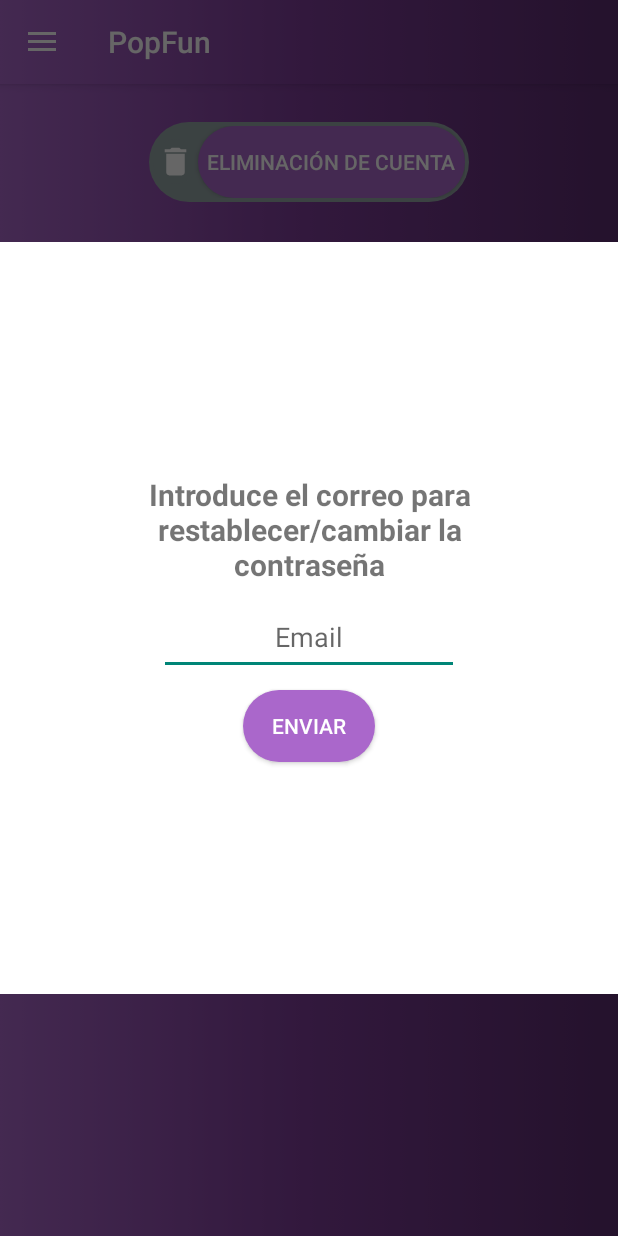
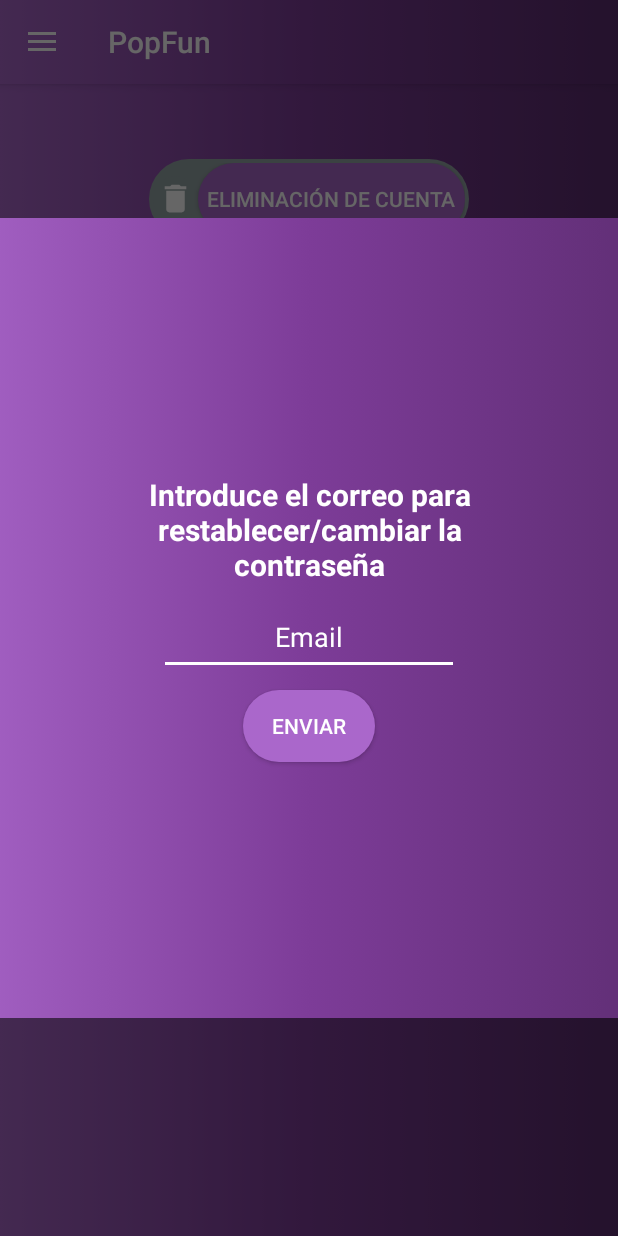
Before and after one commit to danrox9/PopFun, an Android app: the fragment AjustesFragment placed in its activity, after a tap on "RECUPERAR CONTRASEÑA", on a phone screen of 412 x 824 dp. Run offline under Robolectric (Android 15) with nearby library versions, the phone set to English and light mode, and no system bars; our stand-ins replace Firebase (no records; nobody signed in at launch, a user with empty details on screens opened directly), Picasso.

Commit message:
Se establece el metodo de recuperar contraseña en el login

```diff
--- a/PopFun/app/src/main/java/com/example/popfun/AjustesFragment.java
+++ b/PopFun/app/src/main/java/com/example/popfun/AjustesFragment.java
@@ -65,14 +65,14 @@ public class AjustesFragment extends Fragment {
         Drawable customBackground = getResources().getDrawable(R.drawable.fondo_degradado,activity.getTheme());
         actionBar.setBackgroundDrawable(customBackground);
 
-        borrarusuarioaut();
-        recuperarcontrasena();
+        borrarusuarioaut(eliminarcuenta);
+        recuperarcontrasena(recuperarcuenta);
 
 
     }
 
-    public void recuperarcontrasena(){
-        recuperarcuenta.setOnClickListener(new View.OnClickListener() {
+    public void recuperarcontrasena(Button boton){
+        boton.setOnClickListener(new View.OnClickListener() {
             @Override
             public void onClick(View view) {
                 Dialog dialog = new Dialog(getActivity());
@@ -82,6 +82,7 @@ public class AjustesFragment extends Fragment {
                 EditText editText = dialog.findViewById(R.id.dialog_edittext);
                 editText.setImeOptions(EditorInfo.IME_FLAG_NO_EXTRACT_UI);
                 editText.setHeight(ViewGroup.LayoutParams.WRAP_CONTENT);
+                dialog.getWindow().setBackgroundDrawableResource(R.drawable.fondo_degradado);
                 WindowManager.LayoutParams lp = new WindowManager.LayoutParams();
                 lp.copyFrom(dialog.getWindow().getAttributes());
                 lp.width = 800; // duplicar el ancho actual
@@ -120,8 +121,8 @@ public class AjustesFragment extends Fragment {
             }
         });
     }
-    public void borrarusuarioaut(){
-        eliminarcuenta.setOnClickListener(new View.OnClickListener() {
+    public void borrarusuarioaut(Button boton){
+        boton.setOnClickListener(new View.OnClickListener() {
             @Override
             public void onClick(View view) {
                 FirebaseUser user = FirebaseAuth.getInstance().getCurrentUser();
--- a/PopFun/app/src/main/java/com/example/popfun/HomeActivity.java
+++ b/PopFun/app/src/main/java/com/example/popfun/HomeActivity.java
@@ -40,7 +40,7 @@ public class HomeActivity extends AppCompatActivity implements NavigationView.On
         super.onCreate(savedInstanceState);
         setContentView(R.layout.activity_home);
 
-        Toolbar toolbar = (Toolbar) findViewById(R.id.toolbar);
+        Toolbar toolbar = findViewById(R.id.toolbar);
         setSupportActionBar(toolbar);
 
         drawerLayout = findViewById(R.id.drawer_layout);
--- a/PopFun/app/src/main/res/layout/fragment_ajustes.xml
+++ b/PopFun/app/src/main/res/layout/fragment_ajustes.xml
@@ -39,7 +39,7 @@
         android:layout_alignParentTop="true"
         android:layout_centerHorizontal="true"
         android:layout_marginStart="25dp"
-        android:layout_marginTop="25dp"
+        android:layout_marginTop="50dp"
         android:layout_marginEnd="25dp"
         android:layout_marginBottom="25dp"
         android:background="@drawable/ajustes_rounded"
--- a/PopFun/app/src/main/res/layout/nav_header.xml
+++ b/PopFun/app/src/main/res/layout/nav_header.xml
@@ -7,7 +7,7 @@
     android:layout_height="176dp"
     android:gravity="bottom"
     android:padding="16dp"
-    android:background="@drawable/fondo"
+    android:background="@drawable/fondo_degradado"
     android:theme="@style/ThemeOverlay.AppCompat.Dark">
 
     <com.google.android.material.imageview.ShapeableImageView
--- a/PopFun/app/src/main/res/layout/recuperarcontrasena.xml
+++ b/PopFun/app/src/main/res/layout/recuperarcontrasena.xml
@@ -13,7 +13,8 @@
         android:gravity="center"
         android:text="Introduce el correo para restablecer/cambiar la contraseña"
         android:textSize="20dp"
-        android:textStyle="bold" />
+        android:textStyle="bold"
+        android:textColor="@color/white"/>
 
     <EditText
         android:id="@+id/dialog_edittext"
@@ -23,7 +24,10 @@
         android:layout_centerVertical="true"
         android:gravity="center"
         android:hint="Email"
-        android:inputType="textPersonName" />
+        android:textColorHint="@color/white"
+        android:inputType="textPersonName"
+        android:textColor="@color/white"
+        android:backgroundTint="@color/white"/>
 
     <Button
         android:id="@+id/dialog_button"
```
Also changed, not shown: PopFun/app/src/main/java/com/example/popfun/MainActivity.java (+72 -5 lines), PopFun/app/src/main/res/layout/activity_main.xml (+12 -0 lines), PopFun/app/src/main/res/drawable/fondo.png (deleted).
